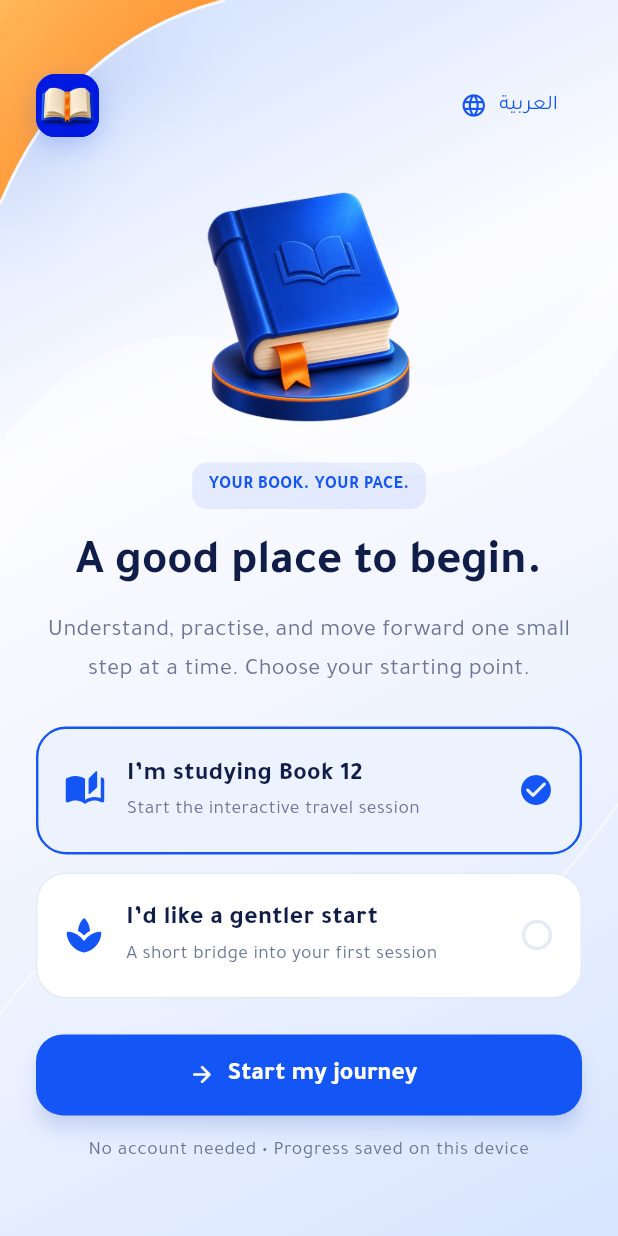
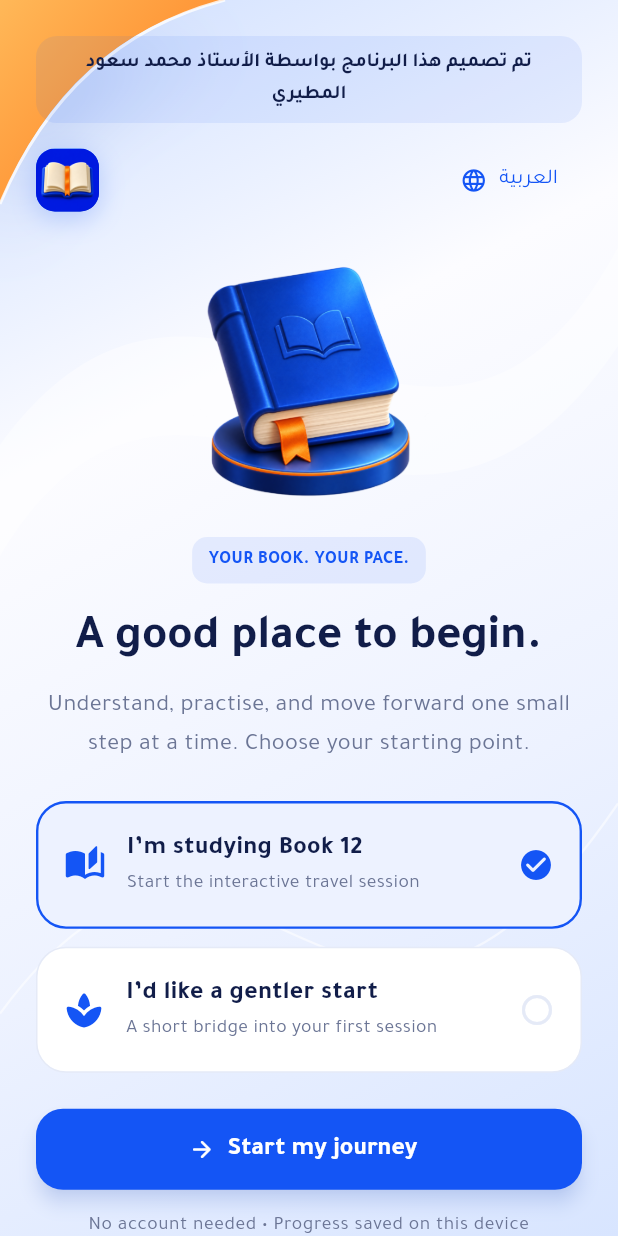
Before and after one commit to Mohammedsaud-bot/Daftari, a Flutter app: the screen it shows after launch, after a tap on "English", on a phone screen of 412 x 824 dp. Run offline on Flutter 3.47's test engine with Material 3 defaults, Android fonts, the phone set to English and light mode, and no system bars; our stand-ins replace audioplayers, flutter_tts, shared_preferences.

Commit message:
Show designer credit and use the best English device voice
Co-Authored-By: Claude Opus 5.5 <noreply@anthropic.com>
Claude-Session: https://claude.ai/code/session_011Q5vkcrUkjuP7Nd7kCEQqe

```diff
--- a/lib/ui/components.dart
+++ b/lib/ui/components.dart
@@ -544,3 +544,22 @@ IconData symbolIcon(String symbol) => switch (symbol) {
   'nature' => Icons.landscape_rounded,
   _ => Icons.layers_rounded,
 };
+
+class DesignerCredit extends StatelessWidget {
+  const DesignerCredit({super.key});
+  @override
+  Widget build(BuildContext context) => Container(
+    width: double.infinity,
+    padding: const EdgeInsets.symmetric(horizontal: 14, vertical: 8),
+    decoration: BoxDecoration(
+      color: blue.withValues(alpha: .08),
+      borderRadius: BorderRadius.circular(14),
+    ),
+    child: const Text(
+      'تم تصميم هذا البرنامج بواسطة الأستاذ محمد سعود المطيري',
+      textAlign: TextAlign.center,
+      textDirection: TextDirection.rtl,
+      style: TextStyle(color: ink, fontSize: 13, fontWeight: FontWeight.w700),
+    ),
+  );
+}
--- a/lib/ui/dashboard.dart
+++ b/lib/ui/dashboard.dart
@@ -28,6 +28,8 @@ class _WelcomeScreenState extends State<WelcomeScreen> {
               child: Column(
                 crossAxisAlignment: CrossAxisAlignment.stretch,
                 children: [
+                  const DesignerCredit(),
+                  const SizedBox(height: 14),
                   Row(
                     children: [
                       const BrandMark(size: 42),
@@ -199,8 +201,12 @@ class AppShell extends StatelessWidget {
             constraints: const BoxConstraints(maxWidth: 1120),
             child: Column(
               children: [
+                const Padding(
+                  padding: EdgeInsets.fromLTRB(22, 10, 22, 0),
+                  child: DesignerCredit(),
+                ),
                 Padding(
-                  padding: const EdgeInsets.fromLTRB(22, 16, 22, 12),
+                  padding: const EdgeInsets.fromLTRB(22, 10, 22, 12),
                   child: Row(
                     children: [
                       const BrandMark(),
--- a/pubspec.yaml
+++ b/pubspec.yaml
@@ -1,7 +1,7 @@
 name: daftari
 description: "Daftari • دفتر المذاكرة"
 publish_to: 'none'
-version: 0.3.0+5
+version: 0.3.1+6
 
 environment:
   sdk: ^3.9.0
```
Also changed, not shown: lib/core/speech.dart (+49 -2 lines).
